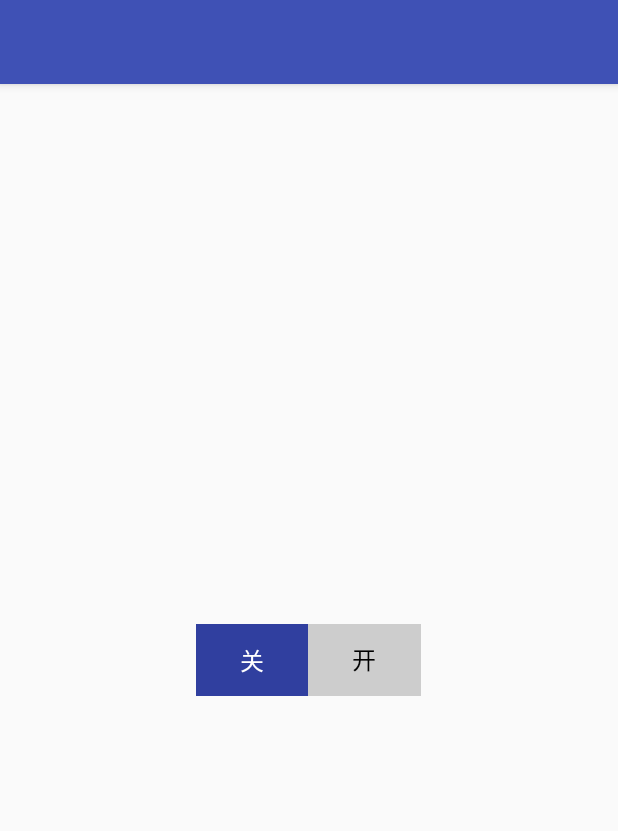
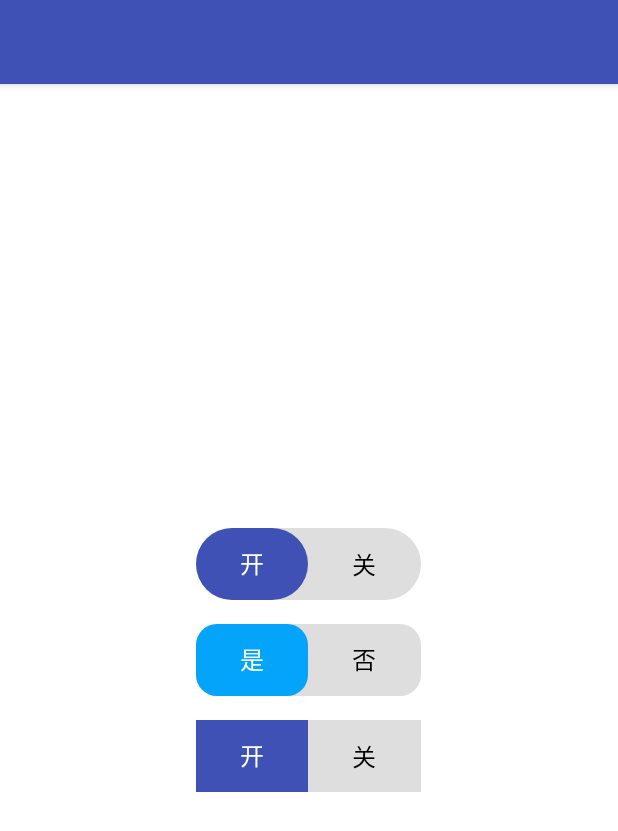
Before and after one commit to aohanyao/Android_UE, an Android app: the screen it shows after launch (MainActivity), on a phone screen of 412 x 824 dp. Shown: the top 831 px of the screen. Run offline under Robolectric (Android 15) with nearby library versions, the light colour scheme and no system bars.

Commit message:
完成文章SwitchView
完成文章SwitchView

```diff
--- a/SwitchView/app/src/main/java/com/jc/view/ui/SwitchView.java
+++ b/SwitchView/app/src/main/java/com/jc/view/ui/SwitchView.java
@@ -10,7 +10,6 @@ import android.graphics.RectF;
 import android.support.annotation.NonNull;
 import android.text.TextUtils;
 import android.util.AttributeSet;
-import android.util.Log;
 import android.view.View;
 import android.view.animation.AccelerateDecelerateInterpolator;
 
@@ -94,11 +93,10 @@ public class SwitchView extends View implements View.OnClickListener {
     /**
      * 初始化属性
      *
-     * @param context
-     * @param attrs
+     * @param context 上下午
+     * @param attrs   属性
      */
     private void initAttr(Context context, AttributeSet attrs) {
-
         TypedArray typedArray = context.obtainStyledAttributes(attrs, R.styleable.SwitchView);
         //关闭文字
         offText = typedArray.getString(R.styleable.SwitchView_off_text);
@@ -143,8 +141,9 @@ public class SwitchView extends View implements View.OnClickListener {
     @Override
     protected void onSizeChanged(int w, int h, int oldw, int oldh) {
         super.onSizeChanged(w, h, oldw, oldh);
-        //获取宽度和高度
+        //View的宽度
         mWidth = w;
+        //View的高度
         mHeight = h;
         //高度的中间
         mCenterHeight = h / 2;
@@ -153,13 +152,14 @@ public class SwitchView extends View implements View.OnClickListener {
         //创建背景矩形
         mBackgroundRectf = new RectF(0, 0, mWidth, mHeight);
         //打开的矩形
-        mOnRectf = new RectF(0, 0, mFrontGroundWidth == 0 ? mCenterWidth : mFrontGroundWidth, mHeight);
+        mOnRectf = new RectF(0, 0, mCenterWidth, mHeight);
         //文字的中间高度
         Rect mRect = new Rect();
         mPaint.setTextSize(textSize);
+        // 测量打开文字
         mPaint.getTextBounds(onText, 0, onText.length(), mRect);
         onTextCenterHeight = mRect.height() * 0.4f;
-
+        //测量关闭文字
         mPaint.getTextBounds(offText, 0, offText.length(), mRect);
         offTextCenterHeight = mRect.height() * 0.4f;
     }
@@ -167,21 +167,20 @@ public class SwitchView extends View implements View.OnClickListener {
     @Override
     protected void onDraw(Canvas canvas) {
         super.onDraw(canvas);
-        //绘制背景矩形
+        // 更改颜色
         mPaint.setColor(mBackgroundColor);
+        // 绘制背景矩形
         canvas.drawRoundRect(mBackgroundRectf, mRadius, mRadius, mPaint);
 
 
-//        float width = mFrontGroundWidth == 0 ? mCenterWidth : mFrontGroundWidth;
-        float width = mCenterWidth;
-
         //当前百分比的宽度
-        int valueWidth = (int) (width * aminValueHundred);
+        int valueWidth = (int) (mCenterWidth * aminValueHundred);
         if (isOn) {
             //打开
-            mOnRectf = new RectF(0 + valueWidth, 0, width + valueWidth, mHeight);
+            mOnRectf = new RectF(0 + valueWidth, 0, mCenterWidth + valueWidth, mHeight);
             mPaint.setColor(mOnBackgroundColor);
             if (aminValueHundred >= 0.5 && !isExchangeColor) {
+                ////置换两种颜色
                 mTempTextColor = offTextColor;
                 offTextColor = onTextColor;
                 onTextColor = mTempTextColor;
@@ -190,13 +189,12 @@ public class SwitchView extends View implements View.OnClickListener {
             if (aminValueHundred >= 0.5) {
                 mPaint.setColor(mOffBackgroundColor);
             }
-        }/*else if (!isOn && aminValueHundred == 1){
-
-        }*/ else {
+        } else {
             //关闭
-            mOnRectf = new RectF(width - valueWidth, 0, mWidth - valueWidth, mHeight);
+            mOnRectf = new RectF(mCenterWidth - valueWidth, 0, mWidth - valueWidth, mHeight);
             mPaint.setColor(mOffBackgroundColor);
             if (aminValueHundred >= 0.5 && !isExchangeColor) {
+                //置换两种颜色
                 mTempTextColor = onTextColor;
                 onTextColor = offTextColor;
                 offTextColor = mTempTextColor;
@@ -223,7 +221,7 @@ public class SwitchView extends View implements View.OnClickListener {
         mPaint.setColor(offTextColor);
         mPaint.setTextSize(textSize);
         canvas.drawText(offText, (mCenterWidth + mCenterWidth / 2) - mPaint.measureText(offText) / 2, mCenterHeight + offTextCenterHeight, mPaint);
-        Log.e(TAG, "onDraw: " + aminValueHundred);
+        // 动画结束
         if (aminValueHundred == 1 && valueAnimator != null) {
             valueAnimator = null;
             isOn = !isOn;
--- a/SwitchView/app/src/main/res/layout/activity_main.xml
+++ b/SwitchView/app/src/main/res/layout/activity_main.xml
@@ -4,20 +4,50 @@
     xmlns:tools="http://schemas.android.com/tools"
     android:layout_width="match_parent"
     android:layout_height="match_parent"
+    android:background="#fff"
     android:gravity="center"
+    android:orientation="vertical"
     tools:context=".MainActivity">
 
     <com.jc.view.ui.SwitchView
         android:layout_width="150dp"
         android:layout_height="48dp"
-        android:text="Hello World!"
-        app:off_background_color="@color/colorPrimaryDark"
-        app:on_background_color="@color/colorPrimaryDark"
-        app:off_text="开"
-        app:text_size="16sp"
-        app:on_text="关"
+        app:background_color="#dedede"
+        app:off_background_color="#03a4f9"
+        app:off_text="关"
         app:off_text_color="#000"
+        app:on_background_color="@color/colorPrimary"
+        app:on_text="开"
         app:on_text_color="#fff"
-        app:background_color="#cdcdcd"/>
+        app:radius="28dp"
+        app:text_size="16sp" />
+
+    <com.jc.view.ui.SwitchView
+        android:layout_width="150dp"
+        android:layout_height="48dp"
+        android:layout_marginTop="16dp"
+        app:background_color="#dedede"
+        app:off_background_color="@color/colorPrimary"
+        app:off_text="否"
+        app:off_text_color="#000"
+        app:on_background_color="#03a4f9"
+        app:on_text="是"
+        app:on_text_color="#fff"
+        app:radius="14dp"
+        app:front_ground_width="30dp"
+        app:text_size="16sp" />
+
+    <com.jc.view.ui.SwitchView
+        android:layout_width="150dp"
+        android:layout_height="48dp"
+        android:layout_marginTop="16dp"
+        app:background_color="#dedede"
+        app:off_background_color="#03a4f9"
+        app:off_text="关"
+        app:off_text_color="#000"
+        app:on_background_color="@color/colorPrimary"
+        app:on_text="开"
+        app:on_text_color="#fff"
+        app:text_size="16sp" />
 
 </LinearLayout>
```
Also changed, not shown: SwitchView/app/src/main/res/values/attr.xml (renamed from SwitchView/app/src/main/res/values/atr.xml, +10 -0 lines), 2 other files.
